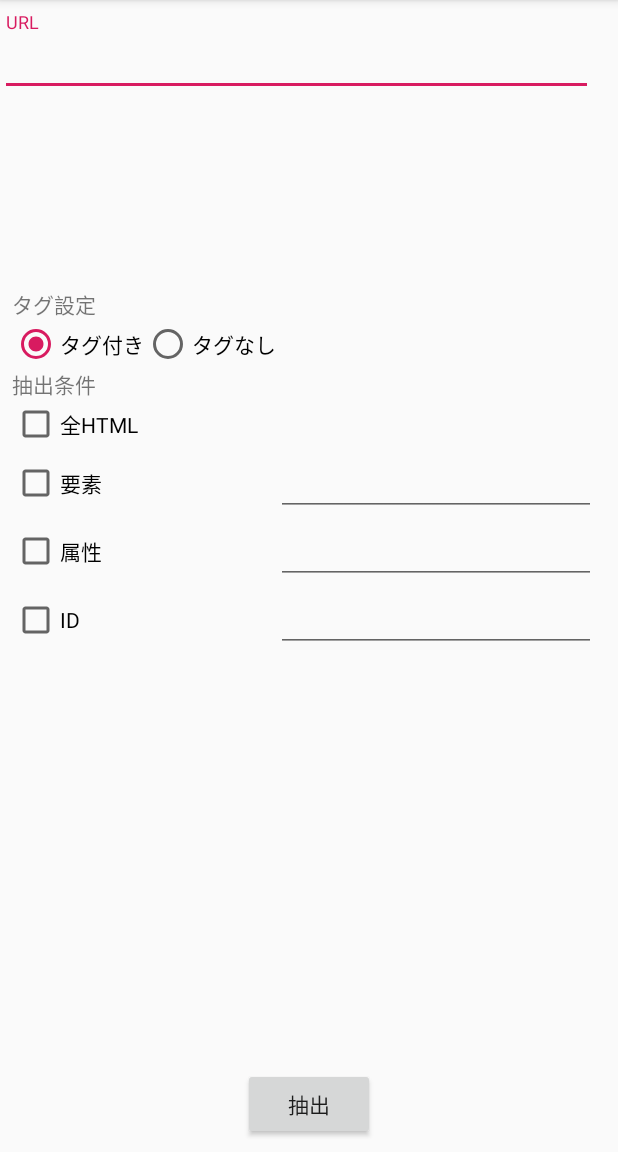
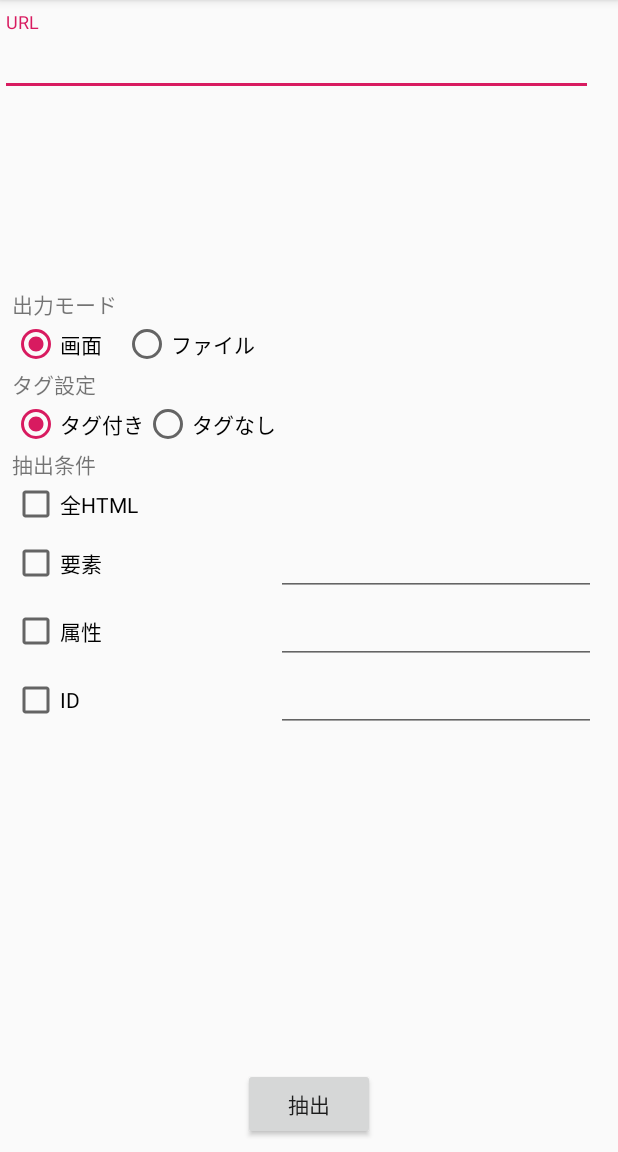
Before and after one commit to Mitsuhiro0911/ScrapingMobile, an Android app: the screen it shows after launch (MainActivity), on a phone screen of 412 x 824 dp, the part 84-1236 px from its top. Run offline under Robolectric (Android 15) with nearby library versions, the phone set to English and light mode, and no system bars; plain views replace BootstrapButton.

Commit message:
画面出力とファイル出力の切り替えをラジオボタンで選択する処理を実装

```diff
--- a/app/src/main/res/layout/activity_main.xml
+++ b/app/src/main/res/layout/activity_main.xml
@@ -41,6 +41,31 @@
                 android:layout_width="match_parent"
                 android:layout_height="match_parent">
             <TextView
+                    android:text="出力モード"
+                    android:layout_width="wrap_content"
+                    android:layout_height="wrap_content" android:id="@+id/textView3"/>
+        </TableRow>
+        <TableRow
+                android:layout_width="match_parent"
+                android:layout_height="match_parent">
+            <RadioGroup
+                    android:layout_width="wrap_content"
+                    android:layout_height="wrap_content"
+                    android:orientation="horizontal" android:id="@+id/outRadioGroup">
+                <RadioButton
+                        android:text="画面"
+                        android:layout_width="wrap_content"
+                        android:layout_height="wrap_content" android:id="@+id/screenOutFlag" android:layout_weight="1"/>
+                <RadioButton
+                        android:text="ファイル"
+                        android:layout_width="wrap_content"
+                        android:layout_height="wrap_content" android:id="@+id/fileOutFlag" android:layout_weight="1"/>
+            </RadioGroup>
+        </TableRow>
+        <TableRow
+                android:layout_width="match_parent"
+                android:layout_height="match_parent">
+            <TextView
                     android:text="タグ設定"
                     android:layout_width="wrap_content"
                     android:layout_height="wrap_content" android:id="@+id/textView2"/>
@@ -51,7 +76,7 @@
             <RadioGroup
                     android:layout_width="wrap_content"
                     android:layout_height="wrap_content"
-                    android:id="@+id/radioGroup"
+                    android:id="@+id/tagRadioGroup"
                     android:orientation="horizontal">
                 <RadioButton
                         android:text="タグ付き"
```
Also changed, not shown: app/src/main/java/com/example/scrapingmobile/MainActivity.kt (+29 -16 lines).
